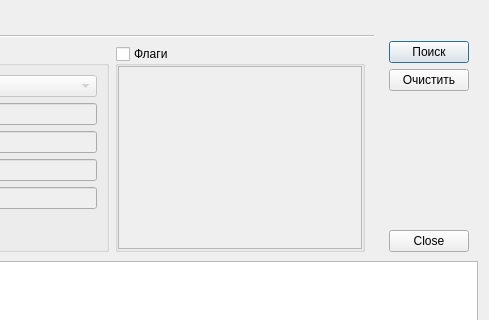
Before: the Qt Designer form ui/search_dialog.ui in caxapyk/gaoo-cfp, drawn with Qt 5; both pictures show x 288 to 777 and y 0 to 320 of the 777 by 547 pixel window.
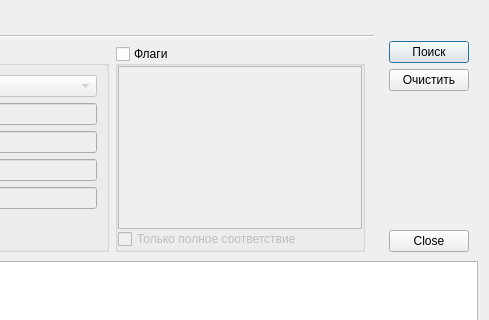
After: the same form once the commit is applied. Icons and pictures are not drawn.

Commit message: search in porgress

Diff of the .ui file:
```diff
--- a/ui/search_dialog.ui
+++ b/ui/search_dialog.ui
@@ -303,7 +303,7 @@
             <property name="checked">
              <bool>false</bool>
             </property>
-            <layout class="QHBoxLayout" name="horizontalLayout_4">
+            <layout class="QVBoxLayout" name="verticalLayout_3">
              <property name="spacing">
               <number>0</number>
              </property>
@@ -332,6 +332,13 @@
                </property>
               </widget>
              </item>
+             <item>
+              <widget class="QCheckBox" name="checkBox_flaghard">
+               <property name="text">
+                <string>Только полное соответствие</string>
+               </property>
+              </widget>
+             </item>
             </layout>
            </widget>
           </item>
```
Left out of the diff: 8 changed lines with no effect on the pictures. The commit also changes 3 other files.
